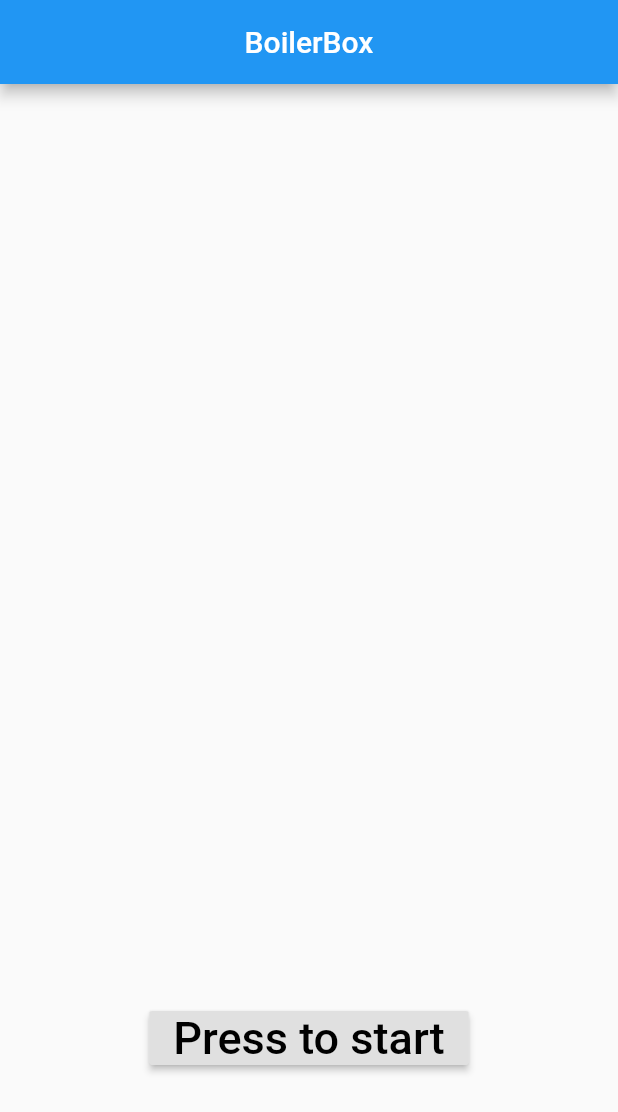
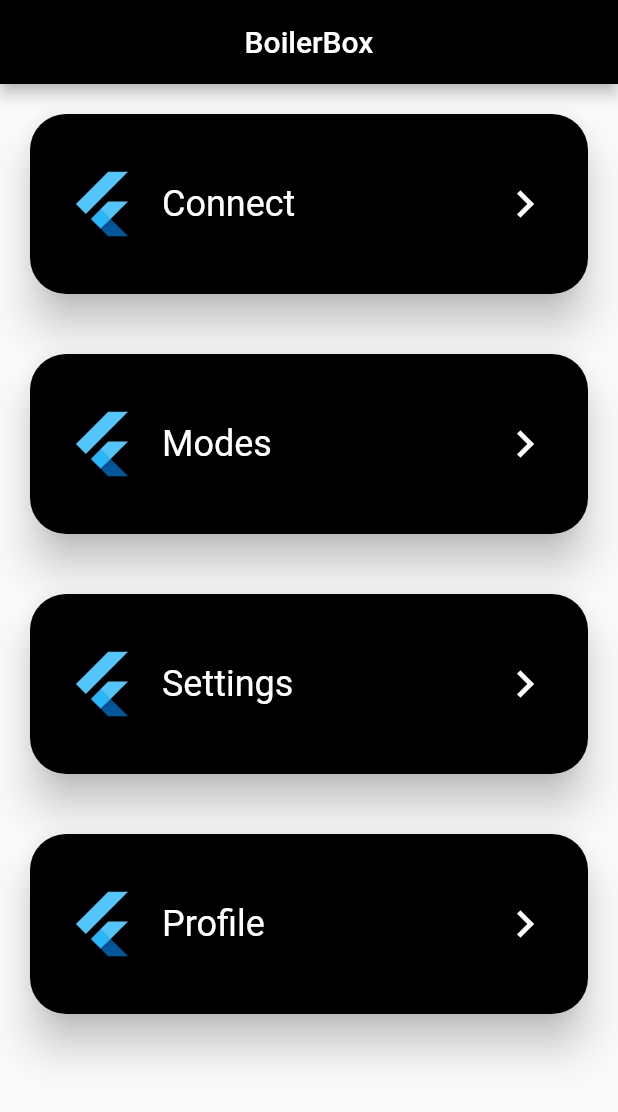
Before and after one commit to shreejashrestha/BoilerBox, a Flutter app: the screen it shows after launch, on a phone screen of 412 x 824 dp. Shown: the top 1112 px of the screen. Run offline on Flutter 3.47's test engine with Material 2 defaults, Android fonts, the light colour scheme and no system bars.

Commit message:
added loading page and home page with listview

```diff
--- /dev/null
+++ b/lib/homePage.dart
@@ -0,0 +1,86 @@
+import 'package:flutter/material.dart';
+
+final List<String> entries = <String>[
+  'Connect',
+  'Modes',
+  'Settings',
+  'Profile'
+];
+
+class MyHomePage extends StatefulWidget {
+  MyHomePage({Key key, this.title}) : super(key: key);
+  final String title;
+  @override
+  _MyHomePageState createState() => _MyHomePageState();
+}
+
+class _MyHomePageState extends State<MyHomePage> {
+  @override
+  Widget build(BuildContext context) {
+    return Scaffold(
+      appBar: AppBar(
+        centerTitle: true,
+        backgroundColor: Colors.black,
+        title: Text('BoilerBox'),
+      ),
+      body: SafeArea(
+        child: ListView.builder(
+            itemCount: 4,
+            itemBuilder: (context, index) {
+              return Container(
+                margin: EdgeInsets.all(16),
+                child: Stack(
+                  children: <Widget>[
+                    Card(
+                      elevation: 12,
+                      shape: RoundedRectangleBorder(
+                        borderRadius: BorderRadius.circular(24),
+                      ),
+                      color: Colors.white,
+                      child: Container(
+                        padding: const EdgeInsets.symmetric(
+                            horizontal: 24.0, vertical: 36),
+                        decoration: BoxDecoration(
+                          borderRadius: BorderRadius.circular(24),
+                          gradient: LinearGradient(
+                              colors: [Color(0xFF000000), Color(0xFF000000)]),
+                        ),
+                        child: Row(
+                          mainAxisAlignment: MainAxisAlignment.spaceBetween,
+                          children: <Widget>[
+                            FlutterLogo(size: 48),
+                            SizedBox(
+                              width: 16,
+                            ),
+                            Expanded(
+                              child: Column(
+                                crossAxisAlignment: CrossAxisAlignment.start,
+                                mainAxisSize: MainAxisSize.min,
+                                children: <Widget>[
+                                  Text(
+                                    '${entries[index]}',
+                                    style: Theme.of(context)
+                                        .textTheme
+                                        .headline5
+                                        .copyWith(color: Colors.white),
+                                  ),
+                                ],
+                              ),
+                            ),
+                            Icon(
+                              Icons.navigate_next,
+                              size: 36,
+                              color: Colors.white,
+                            )
+                          ],
+                        ),
+                      ),
+                    ),
+                  ],
+                ),
+              );
+            }),
+      ),
+    );
+  }
+}
--- a/lib/main.dart
+++ b/lib/main.dart
@@ -1,91 +1,20 @@
-import 'package:flutter/cupertino.dart';
 import 'package:flutter/material.dart';
-import 'package:flare_splash_screen/flare_splash_screen.dart';
+import 'loadingPage.dart';
 
 void main() {
-  runApp(
-    MaterialApp(
-      debugShowCheckedModeBanner: false,
-      home: Scaffold(
-        body: FirstScreen(),
-      ),
-      routes: {
-        '/second' :(context) => SecondScreen(),
-      },
-    ),
-  );
+  runApp(MyApp());
 }
 
-class FirstScreen extends StatefulWidget {
+class MyApp extends StatelessWidget {
+  // This widget is the root of your application.
   @override
-  State<FirstScreen> createState() {
-    return FirstScreenState();
+  Widget build(BuildContext context) {
+    return MaterialApp(
+        debugShowCheckedModeBanner: false,
+        theme: ThemeData(
+          primarySwatch: Colors.blue,
+          visualDensity: VisualDensity.adaptivePlatformDensity,
+        ),
+        home: loadingPage());
   }
 }
-
-class FirstScreenState extends State<FirstScreen> {
-  @override
-  Widget build(BuildContext context) {
-    return Scaffold(
-      appBar: AppBar(
-        centerTitle: true,
-        title: Text('BoilerBox'),
-      ),
-      body: Align(
-        alignment: Alignment(0.0, 0.7),   //This alignment is (0.0, 1.0)
-        child: RaisedButton(
-          child: Text('Press to start',
-          style: TextStyle(fontSize: 30.0, color: Colors.black),
-          ),
-          onPressed: () {
-            // Navigate to the second screen using a named route
-            Navigator.pushNamed(context, '/second');
-          },
-        ),
-      ),
-    );
-  }
-}
-
-class SecondScreen extends StatelessWidget {
-  @override
-  Widget build(BuildContext context) {
-    return Scaffold(
-      appBar: AppBar(
-        centerTitle: true,
-        title: Text("Feature Screen"),
-      ),
-      body: Align(
-        alignment: Alignment(0.7,0.7),
-        child: RaisedButton(
-          onPressed: () {
-            // Navigate back to the first screen by popping the current route
-            // off the stack
-//            Navigator.pop(context);
-          },
-          child: Text('Connect',
-            style: TextStyle(fontSize: 30.0),
-          ),
-        ),
-      ),
-    );
-  }
-}
-
-
-class BoilerBox extends StatelessWidget {
-  @override
-  Widget build(BuildContext context) {
-    return Container(
-      color: Colors.black,
-      height: 150.0,
-      width: 500.0,
-      child: Center(
-        child: Text(
-          'Smart LED System',
-          style: TextStyle(fontSize: 30.0, color: Colors.white),
-        ),
-      ),
-    );
-  }
-}
```
Also changed, not shown: lib/loadingPage.dart (added, +31 -0 lines), pubspec.lock.
